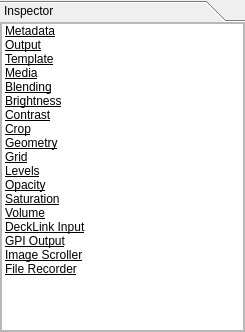
Before: the Qt Designer form trunk/Widgets/Inspector/InspectorWidget.ui in cambell-prince/casparcg-client, drawn with Qt 5.
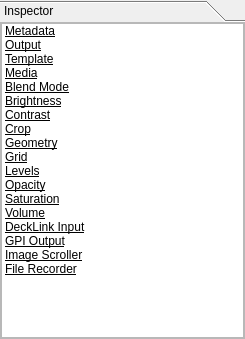
After: the same form once the commit is applied.

Commit message: - FIX: Can not seeking in media if the length is zero. - NEW: Added support for recording with separated alpha in CasparCG 2.0.4.

The edit to the form file:
```diff
--- a/trunk/Widgets/Inspector/InspectorWidget.ui
+++ b/trunk/Widgets/Inspector/InspectorWidget.ui
@@ -7,7 +7,7 @@
     <x>0</x>
     <y>0</y>
     <width>245</width>
-    <height>332</height>
+    <height>339</height>
    </rect>
   </property>
   <property name="styleSheet">
@@ -37,7 +37,7 @@
         <x>0</x>
         <y>0</y>
         <width>245</width>
-        <height>311</height>
+        <height>318</height>
        </rect>
       </property>
       <property name="sizePolicy">
@@ -73,7 +73,7 @@
             <x>0</x>
             <y>0</y>
             <width>243</width>
-            <height>309</height>
+            <height>316</height>
            </rect>
           </property>
           <layout class="QVBoxLayout" name="verticalLayout_2">
@@ -126,6 +126,15 @@
               <property name="textAlignment">
                <set>AlignHCenter|AlignVCenter|AlignCenter</set>
               </property>
+              <property name="foreground">
+               <brush brushstyle="NoBrush">
+                <color alpha="255">
+                 <red>255</red>
+                 <green>255</green>
+                 <blue>255</blue>
+                </color>
+               </brush>
+              </property>
              </item>
              <item>
               <property name="text">
@@ -139,6 +148,15 @@
               <property name="textAlignment">
                <set>AlignHCenter|AlignVCenter|AlignCenter</set>
               </property>
+              <property name="foreground">
+               <brush brushstyle="NoBrush">
+                <color alpha="255">
+                 <red>255</red>
+                 <green>255</green>
+                 <blue>255</blue>
+                </color>
+               </brush>
+              </property>
              </item>
              <item>
               <property name="text">
@@ -152,6 +170,15 @@
               <property name="textAlignment">
                <set>AlignHCenter|AlignVCenter|AlignCenter</set>
               </property>
+              <property name="foreground">
+               <brush brushstyle="NoBrush">
+                <color alpha="255">
+                 <red>255</red>
+                 <green>255</green>
+                 <blue>255</blue>
+                </color>
+               </brush>
+              </property>
              </item>
              <item>
               <property name="text">
@@ -165,10 +192,19 @@
               <property name="textAlignment">
                <set>AlignHCenter|AlignVCenter|AlignCenter</set>
               </property>
+              <property name="foreground">
+               <brush brushstyle="NoBrush">
+                <color alpha="255">
+                 <red>255</red>
+                 <green>255</green>
+                 <blue>255</blue>
+                </color>
+               </brush>
+              </property>
              </item>
              <item>
               <property name="text">
-               <string>Blending</string>
+               <string>Blend Mode</string>
               </property>
               <property name="font">
                <font>
@@ -178,6 +214,15 @@
               <property name="textAlignment">
                <set>AlignHCenter|AlignVCenter|AlignCenter</set>
               </property>
+              <property name="foreground">
+               <brush brushstyle="NoBrush">
+                <color alpha="255">
+                 <red>255</red>
+                 <green>255</green>
+                 <blue>255</blue>
+                </color>
+               </brush>
+              </property>
              </item>
              <item>
               <property name="text">
@@ -191,6 +236,15 @@
               <property name="textAlignment">
                <set>AlignHCenter|AlignVCenter|AlignCenter</set>
               </property>
+              <property name="foreground">
+               <brush brushstyle="NoBrush">
+                <color alpha="255">
+                 <red>255</red>
+                 <green>255</green>
+                 <blue>255</blue>
+                </color>
+               </brush>
+              </property>
              </item>
              <item>
               <property name="text">
@@ -204,6 +258,15 @@
               <property name="textAlignment">
                <set>AlignHCenter|AlignVCenter|AlignCenter</set>
               </property>
+              <property name="foreground">
+               <brush brushstyle="NoBrush">
+                <color alpha="255">
+                 <red>255</red>
+                 <green>255</green>
+                 <blue>255</blue>
+                </color>
+               </brush>
+              </property>
              </item>
              <item>
               <property name="text">
@@ -217,6 +280,15 @@
               <property name="textAlignment">
                <set>AlignHCenter|AlignVCenter|AlignCenter</set>
               </property>
+              <property name="foreground">
+               <brush brushstyle="NoBrush">
+                <color alpha="255">
+                 <red>255</red>
+                 <green>255</green>
+                 <blue>255</blue>
+                </color>
+               </brush>
+              </property>
              </item>
              <item>
               <property name="text">
@@ -230,6 +302,15 @@
               <property name="textAlignment">
                <set>AlignHCenter|AlignVCenter|AlignCenter</set>
               </property>
+              <property name="foreground">
+               <brush brushstyle="NoBrush">
+                <color alpha="255">
+                 <red>255</red>
+                 <green>255</green>
+                 <blue>255</blue>
+                </color>
+               </brush>
+              </property>
              </item>
              <item>
               <property name="text">
@@ -243,6 +324,15 @@
               <property name="textAlignment">
                <set>AlignHCenter|AlignVCenter|AlignCenter</set>
               </property>
+              <property name="foreground">
+               <brush brushstyle="NoBrush">
+                <color alpha="255">
+                 <red>255</red>
+                 <green>255</green>
+                 <blue>255</blue>
+                </color>
+               </brush>
+              </property>
              </item>
              <item>
               <property name="text">
@@ -256,6 +346,15 @@
               <property name="textAlignment">
                <set>AlignHCenter|AlignVCenter|AlignCenter</set>
               </property>
+              <property name="foreground">
+               <brush brushstyle="NoBrush">
+                <color alpha="255">
+                 <red>255</red>
+                 <green>255</green>
+                 <blue>255</blue>
+                </color>
+               </brush>
+              </property>
              </item>
              <item>
               <property name="text">
@@ -269,6 +368,15 @@
               <property name="textAlignment">
                <set>AlignHCenter|AlignVCenter|AlignCenter</set>
               </property>
+              <property name="foreground">
+               <brush brushstyle="NoBrush">
+                <color alpha="255">
+                 <red>255</red>
+                 <green>255</green>
+                 <blue>255</blue>
+                </color>
+               </brush>
+              </property>
              </item>
              <item>
               <property name="text">
@@ -282,6 +390,15 @@
               <property name="textAlignment">
                <set>AlignHCenter|AlignVCenter|AlignCenter</set>
               </property>
+              <property name="foreground">
+               <brush brushstyle="NoBrush">
+                <color alpha="255">
+                 <red>255</red>
+                 <green>255</green>
+                 <blue>255</blue>
+                </color>
+               </brush>
+              </property>
              </item>
              <item>
               <property name="text">
@@ -295,6 +412,15 @@
               <property name="textAlignment">
                <set>AlignHCenter|AlignVCenter|AlignCenter</set>
               </property>
+              <property name="foreground">
+               <brush brushstyle="NoBrush">
+                <color alpha="255">
+                 <red>255</red>
+                 <green>255</green>
+                 <blue>255</blue>
+                </color>
+               </brush>
+              </property>
              </item>
              <item>
               <property name="text">
@@ -308,6 +434,15 @@
               <property name="textAlignment">
                <set>AlignHCenter|AlignVCenter|AlignCenter</set>
               </property>
+              <property name="foreground">
+               <brush brushstyle="NoBrush">
+                <color alpha="255">
+                 <red>255</red>
+                 <green>255</green>
+                 <blue>255</blue>
+                </color>
+               </brush>
+              </property>
              </item>
              <item>
               <property name="text">
@@ -321,6 +456,15 @@
               <property name="textAlignment">
                <set>AlignHCenter|AlignVCenter|AlignCenter</set>
               </property>
+              <property name="foreground">
+               <brush brushstyle="NoBrush">
+                <color alpha="255">
+                 <red>255</red>
+                 <green>255</green>
+                 <blue>255</blue>
+                </color>
+               </brush>
+              </property>
              </item>
              <item>
               <property name="text">
@@ -334,6 +478,15 @@
               <property name="textAlignment">
                <set>AlignHCenter|AlignVCenter|AlignCenter</set>
               </property>
+              <property name="foreground">
+               <brush brushstyle="NoBrush">
+                <color alpha="255">
+                 <red>255</red>
+                 <green>255</green>
+                 <blue>255</blue>
+                </color>
+               </brush>
+              </property>
              </item>
              <item>
               <property name="text">
@@ -347,6 +500,15 @@
               <property name="textAlignment">
                <set>AlignHCenter|AlignVCenter|AlignCenter</set>
               </property>
+              <property name="foreground">
+               <brush brushstyle="NoBrush">
+                <color alpha="255">
+                 <red>255</red>
+                 <green>255</green>
+                 <blue>255</blue>
+                </color>
+               </brush>
+              </property>
              </item>
             </widget>
            </item>
```
Left out of the diff: 2 changed lines with no effect on the pictures. The commit also changes 32 other files.
